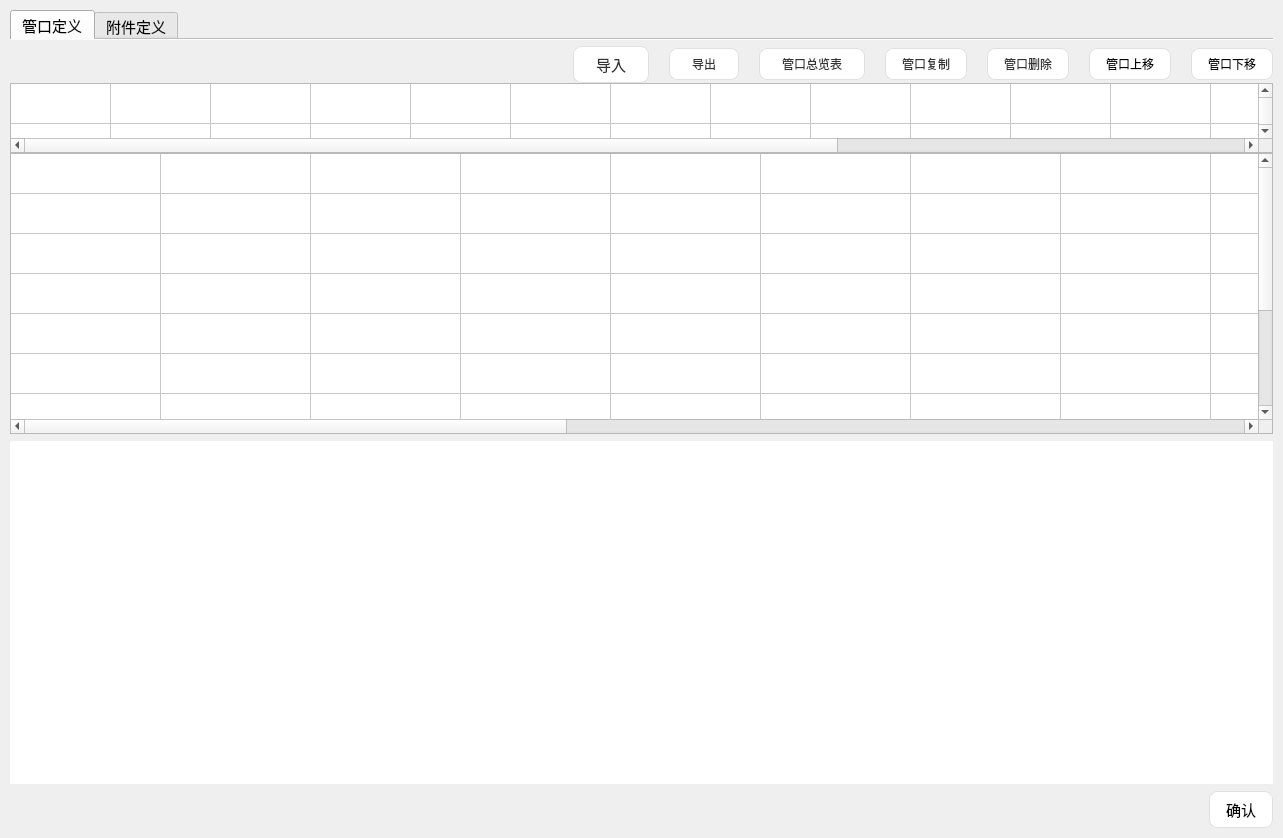
smallyu666/smallyu_donlanpec, file modules/guankoudingyi/ui/pipe_attachment_define.ui: the form before one commit.
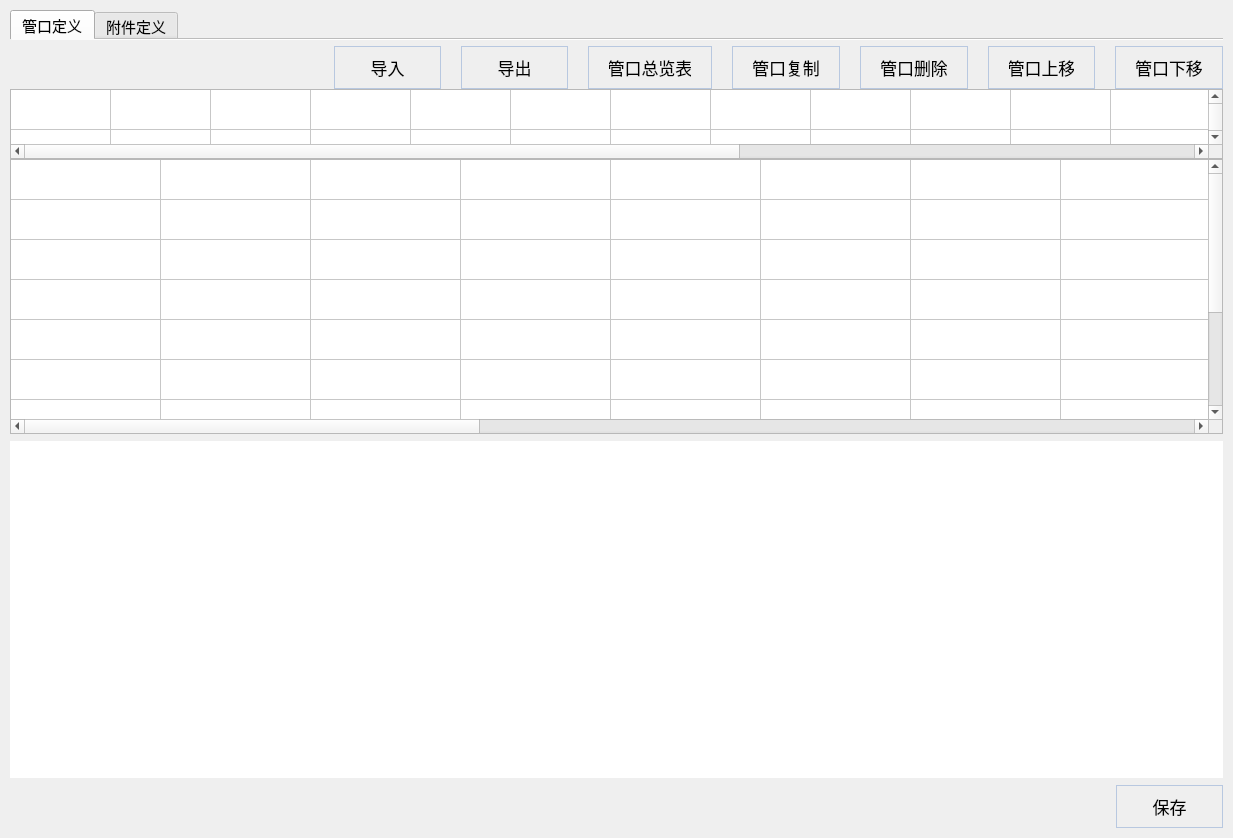
The form after the commit. Icons and pictures are not drawn.

```diff
--- a/modules/guankoudingyi/ui/pipe_attachment_define.ui
+++ b/modules/guankoudingyi/ui/pipe_attachment_define.ui
@@ -6,7 +6,7 @@
    <rect>
     <x>0</x>
     <y>0</y>
-    <width>1283</width>
+    <width>1233</width>
     <height>838</height>
    </rect>
   </property>
@@ -16,7 +16,7 @@
   <property name="styleSheet">
    <string notr="true"/>
   </property>
-  <layout class="QVBoxLayout" name="verticalLayout_6" stretch="21,17,1">
+  <layout class="QVBoxLayout" name="verticalLayout_6" stretch="21,0,1">
    <property name="spacing">
     <number>7</number>
    </property>
@@ -98,45 +98,34 @@
             <widget class="QPushButton" name="pushButton_in">
              <property name="font">
               <font>
-               <pointsize>11</pointsize>
+               <pointsize>-1</pointsize>
               </font>
              </property>
              <property name="styleSheet">
               <string notr="true">QPushButton {
-    /* 背景：纯白，无渐变 */
-    background-color: #FFFFFF;
-    /* 边框：浅灰色细线 */
-    border: 1px solid #E0E0E0;
-    /* 圆角：8px，和参考图一致 */
-    border-radius: 8px;
-    /* 文字样式 */
-    color: #333333;
-    font-size: px;
-    /* 内边距，让文字居中 */
-    padding: 6px 22px;
-    /* 鼠标悬浮时的过渡效果 */
-    transition: all 0.2s ease;
+    background: qlineargradient(x1: 0, y1: 0, x2: 0, y2: 1,
+                                stop: 0 #ffffff, stop: 1 #e8edf5);
+    border: 1px solid #b8c8e0;
+    border-radius: 0px;
+    color: #000000;
+    font-size: 17px;
+    padding: 8px 20px;
+    text-align: center;
+    min-width: 65px;
 }
-
-/* 鼠标悬浮效果：轻微加深边框 + 浅背景 */
 QPushButton:hover {
     background-color: #F5F5F5;
     border-color: #D0D0D0;
 }
-
-/* 点击效果：按下时轻微变暗 */
 QPushButton:pressed {
     background-color: #EEEEEE;
     border-color: #C0C0C0;
 }
-
-/* 禁用状态样式（可选） */
 QPushButton:disabled {
-    background-color: #FAFAFA;
-    color: #AAAAAA;
-    border-color: #E5E5E5;
-}
-</string>
+    background: #f5f7fa;
+    color: #888888;
+    border-color: #d0d8e5;
+}</string>
              </property>
              <property name="text">
               <string>导入</string>
@@ -147,45 +136,34 @@
             <widget class="QPushButton" name="pushButto_out2">
              <property name="font">
               <font>
-               <pointsize>9</pointsize>
+               <pointsize>-1</pointsize>
               </font>
              </property>
              <property name="styleSheet">
               <string notr="true">QPushButton {
-    /* 背景：纯白，无渐变 */
-    background-color: #FFFFFF;
-    /* 边框：浅灰色细线 */
-    border: 1px solid #E0E0E0;
-    /* 圆角：8px，和参考图一致 */
-    border-radius: 8px;
-    /* 文字样式 */
-    color: #333333;
-    font-size: px;
-    /* 内边距，让文字居中 */
-    padding: 6px 22px;
-    /* 鼠标悬浮时的过渡效果 */
-    transition: all 0.2s ease;
+    background: qlineargradient(x1: 0, y1: 0, x2: 0, y2: 1,
+                                stop: 0 #ffffff, stop: 1 #e8edf5);
+    border: 1px solid #b8c8e0;
+    border-radius: 0px;
+    color: #000000;
+    font-size: 17px;
+    padding: 8px 20px;
+    text-align: center;
+    min-width: 65px;
 }
-
-/* 鼠标悬浮效果：轻微加深边框 + 浅背景 */
 QPushButton:hover {
     background-color: #F5F5F5;
     border-color: #D0D0D0;
 }
-
-/* 点击效果：按下时轻微变暗 */
 QPushButton:pressed {
     background-color: #EEEEEE;
     border-color: #C0C0C0;
 }
-
-/* 禁用状态样式（可选） */
 QPushButton:disabled {
-    background-color: #FAFAFA;
-    color: #AAAAAA;
-    border-color: #E5E5E5;
-}
-</string>
+    background: #f5f7fa;
+    color: #888888;
+    border-color: #d0d8e5;
+}</string>
              </property>
              <property name="text">
               <string>导出</string>
@@ -194,42 +172,36 @@
            </item>
            <item>
             <widget class="QPushButton" name="pushButton_out">
+             <property name="font">
+              <font>
+               <pointsize>-1</pointsize>
+              </font>
+             </property>
              <property name="styleSheet">
               <string notr="true">QPushButton {
-    /* 背景：纯白，无渐变 */
-    background-color: #FFFFFF;
-    /* 边框：浅灰色细线 */
-    border: 1px solid #E0E0E0;
-    /* 圆角：8px，和参考图一致 */
-    border-radius: 8px;
-    /* 文字样式 */
-    color: #333333;
-    font-size: px;
-    /* 内边距，让文字居中 */
-    padding: 6px 22px;
-    /* 鼠标悬浮时的过渡效果 */
-    transition: all 0.2s ease;
+    background: qlineargradient(x1: 0, y1: 0, x2: 0, y2: 1,
+                                stop: 0 #ffffff, stop: 1 #e8edf5);
+    border: 1px solid #b8c8e0;
+    border-radius: 0px;
+    color: #000000;
+    font-size: 17px;
+    padding: 8px 20px;
+    text-align: center;
+    min-width: 65px;
 }
-
-/* 鼠标悬浮效果：轻微加深边框 + 浅背景 */
 QPushButton:hover {
     background-color: #F5F5F5;
     border-color: #D0D0D0;
 }
-
-/* 点击效果：按下时轻微变暗 */
 QPushButton:pressed {
     background-color: #EEEEEE;
     border-color: #C0C0C0;
 }
-
-/* 禁用状态样式（可选） */
 QPushButton:disabled {
-    background-color: #FAFAFA;
-    color: #AAAAAA;
-    border-color: #E5E5E5;
-}
-</string>
+    background: #f5f7fa;
+    color: #888888;
+    border-color: #d0d8e5;
+}</string>
              </property>
              <property name="text">
               <string>管口总览表</string>
@@ -238,42 +210,36 @@
            </item>
            <item>
             <widget class="QPushButton" name="pushButton_cv">
+             <property name="font">
+              <font>
+               <pointsize>-1</pointsize>
+              </font>
+             </property>
              <property name="styleSheet">
               <string notr="true">QPushButton {
-    /* 背景：纯白，无渐变 */
-    background-color: #FFFFFF;
-    /* 边框：浅灰色细线 */
-    border: 1px solid #E0E0E0;
-    /* 圆角：8px，和参考图一致 */
-    border-radius: 8px;
-    /* 文字样式 */
-    color: #333333;
-    font-size: px;
-    /* 内边距，让文字居中 */
-    padding: 6px 16px;
-    /* 鼠标悬浮时的过渡效果 */
-    transition: all 0.2s ease;
+    background: qlineargradient(x1: 0, y1: 0, x2: 0, y2: 1,
+                                stop: 0 #ffffff, stop: 1 #e8edf5);
+    border: 1px solid #b8c8e0;
+    border-radius: 0px;
+    color: #000000;
+    font-size: 17px;
+    padding: 8px 20px;
+    text-align: center;
+    min-width: 65px;
 }
-
-/* 鼠标悬浮效果：轻微加深边框 + 浅背景 */
 QPushButton:hover {
     background-color: #F5F5F5;
     border-color: #D0D0D0;
 }
-
-/* 点击效果：按下时轻微变暗 */
 QPushButton:pressed {
     background-color: #EEEEEE;
     border-color: #C0C0C0;
 }
-
-/* 禁用状态样式（可选） */
 QPushButton:disabled {
-    background-color: #FAFAFA;
-    color: #AAAAAA;
-    border-color: #E5E5E5;
-}
-</string>
+    background: #f5f7fa;
+    color: #888888;
+    border-color: #d0d8e5;
+}</string>
              </property>
              <property name="text">
               <string>管口复制</string>
@@ -282,42 +248,36 @@
            </item>
            <item>
             <widget class="QPushButton" name="pushButton_pipe_delete">
+             <property name="font">
+              <font>
+               <pointsize>-1</pointsize>
+              </font>
+             </property>
              <property name="styleSheet">
               <string notr="true">QPushButton {
-    /* 背景：纯白，无渐变 */
-    background-color: #FFFFFF;
-    /* 边框：浅灰色细线 */
-    border: 1px solid #E0E0E0;
-    /* 圆角：8px，和参考图一致 */
-    border-radius: 8px;
-    /* 文字样式 */
-    color: #333333;
-    font-size: px;
-    /* 内边距，让文字居中 */
-    padding: 6px 16px;
-    /* 鼠标悬浮时的过渡效果 */
-    transition: all 0.2s ease;
+    background: qlineargradient(x1: 0, y1: 0, x2: 0, y2: 1,
+                                stop: 0 #ffffff, stop: 1 #e8edf5);
+    border: 1px solid #b8c8e0;
+    border-radius: 0px;
+    color: #000000;
+    font-size: 17px;
+    padding: 8px 20px;
+    text-align: center;
+    min-width: 65px;
 }
-
-/* 鼠标悬浮效果：轻微加深边框 + 浅背景 */
 QPushButton:hover {
     background-color: #F5F5F5;
     border-color: #D0D0D0;
 }
-
-/* 点击效果：按下时轻微变暗 */
 QPushButton:pressed {
     background-color: #EEEEEE;
     border-color: #C0C0C0;
 }
-
-/* 禁用状态样式（可选） */
 QPushButton:disabled {
-    background-color: #FAFAFA;
-    color: #AAAAAA;
-    border-color: #E5E5E5;
-}
-</string>
+    background: #f5f7fa;
+    color: #888888;
+    border-color: #d0d8e5;
+}</string>
              </property>
              <property name="text">
               <string>管口删除</string>
@@ -326,42 +286,36 @@
            </item>
            <item>
             <widget class="QPushButton" name="pushButton_pipe_up">
+             <property name="font">
+              <font>
+               <pointsize>-1</pointsize>
+              </font>
+             </property>
              <property name="styleSheet">
               <string notr="true">QPushButton {
-    /* 背景：纯白，无渐变 */
-    background-color: #FFFFFF;
-    /* 边框：浅灰色细线 */
-    border: 1px solid #E0E0E0;
-    /* 圆角：8px，和参考图一致 */
-    border-radius: 8px;
-    /* 文字样式 */
+    background: qlineargradient(x1: 0, y1: 0, x2: 0, y2: 1,
+                                stop: 0 #ffffff, stop: 1 #e8edf5);
+    border: 1px solid #b8c8e0;
+    border-radius: 0px;
     color: #000000;
-    font-size: px;
-    /* 内边距，让文字居中 */
-    padding: 6px 16px;
-    /* 鼠标悬浮时的过渡效果 */
-    transition: all 0.2s ease;
+    font-size: 17px;
+    padding: 8px 20px;
+    text-align: center;
+    min-width: 65px;
 }
-
-/* 鼠标悬浮效果：轻微加深边框 + 浅背景 */
 QPushButton:hover {
     background-color: #F5F5F5;
     border-color: #D0D0D0;
 }
-
-/* 点击效果：按下时轻微变暗 */
 QPushButton:pressed {
     background-color: #EEEEEE;
     border-color: #C0C0C0;
 }
-
-/* 禁用状态样式（可选） */
 QPushButton:disabled {
-    background-color: #FAFAFA;
-    color: #AAAAAA;
-    border-color: #E5E5E5;
-}
-</string>
+    background: #f5f7fa;
+    color: #888888;
+    border-color: #d0d8e5;
+}</string>
              </property>
              <property name="text">
               <string>管口上移</string>
@@ -370,42 +324,36 @@
            </item>
            <item>
             <widget class="QPushButton" name="pushButton_pipe_down">
+             <property name="font">
+              <font>
+               <pointsize>-1</pointsize>
+              </font>
+             </property>
              <property name="styleSheet">
               <string notr="true">QPushButton {
-    /* 背景：纯白，无渐变 */
-    background-color: #FFFFFF;
-    /* 边框：浅灰色细线 */
-    border: 1px solid #E0E0E0;
-    /* 圆角：8px，和参考图一致 */
-    border-radius: 8px;
-    /* 文字样式 */
+    background: qlineargradient(x1: 0, y1: 0, x2: 0, y2: 1,
+                                stop: 0 #ffffff, stop: 1 #e8edf5);
+    border: 1px solid #b8c8e0;
+    border-radius: 0px;
     color: #000000;
-    font-size: px;
-    /* 内边距，让文字居中 */
-    padding: 6px 16px;
-    /* 鼠标悬浮时的过渡效果 */
-    transition: all 0.2s ease;
+    font-size: 17px;
+    padding: 8px 20px;
+    text-align: center;
+    min-width: 65px;
 }
-
-/* 鼠标悬浮效果：轻微加深边框 + 浅背景 */
 QPushButton:hover {
     background-color: #F5F5F5;
     border-color: #D0D0D0;
 }
-
-/* 点击效果：按下时轻微变暗 */
 QPushButton:pressed {
     background-color: #EEEEEE;
     border-color: #C0C0C0;
 }
-
-/* 禁用状态样式（可选） */
 QPushButton:disabled {
-    background-color: #FAFAFA;
-    color: #AAAAAA;
-    border-color: #E5E5E5;
-}
-</string>
+    background: #f5f7fa;
+    color: #888888;
+    border-color: #d0d8e5;
+}</string>
              </property>
              <property name="text">
               <string>管口下移</string>
@@ -1163,48 +1111,41 @@
       <widget class="QPushButton" name="pushButton_affirm">
        <property name="font">
         <font>
-         <pointsize>11</pointsize>
+         <pointsize>-1</pointsize>
         </font>
        </property>
        <property name="styleSheet">
         <string notr="true">QPushButton {
-    /* 背景：纯白，无渐变 */
-    background-color: #FFFFFF;
-    /* 边框：浅灰色细线 */
-    border: 1px solid #E0E0E0;
-    /* 圆角：8px，和参考图一致 */
-    border-radius: 8px;
-    /* 文字样式 */
+    background: qlineargradient(x1: 0, y1: 0, x2: 0, y2: 1,
+                                stop: 0 #ffffff, stop: 1 #e8edf5);
+    border: 1px solid #b8c8e0;
+    border-radius: 0px;
     color: #000000;
-    font-size: px;
-    /* 内边距，让文字居中 */
-    padding: 6px 16px;
-    /* 鼠标悬浮时的过渡效果 */
-    transition: all 0.2s ease;
+    font-size: 17px;
+    padding: 8px 20px;
+    text-align: center;
+    min-width: 65px;
 }
-
-/* 鼠标悬浮效果：轻微加深边框 + 浅背景 */
 QPushButton:hover {
     background-color: #F5F5F5;
     border-color: #D0D0D0;
 }
-
-/* 点击效果：按下时轻微变暗 */
 QPushButton:pressed {
     background-color: #EEEEEE;
     border-color: #C0C0C0;
 }
-
-/* 禁用状态样式（可选） */
 QPushButton:disabled {
-    background-color: #FAFAFA;
-    color: #AAAAAA;
-    border-color: #E5E5E5;
-}
-</string>
+    background: #f5f7fa;
+    color: #888888;
+    border-color: #d0d8e5;
+}</string>
        </property>
        <property name="text">
-        <string>确认</string>
+        <string>保存</string>
+       </property>
+       <property name="icon">
+        <iconset>
+         <normaloff>../../chanpinguanli/icons/保存.png</normaloff>../../chanpinguanli/icons/保存.png</iconset>
        </property>
       </widget>
      </item>
```
Left out of the diff: 172 changed lines with no effect on the pictures.
